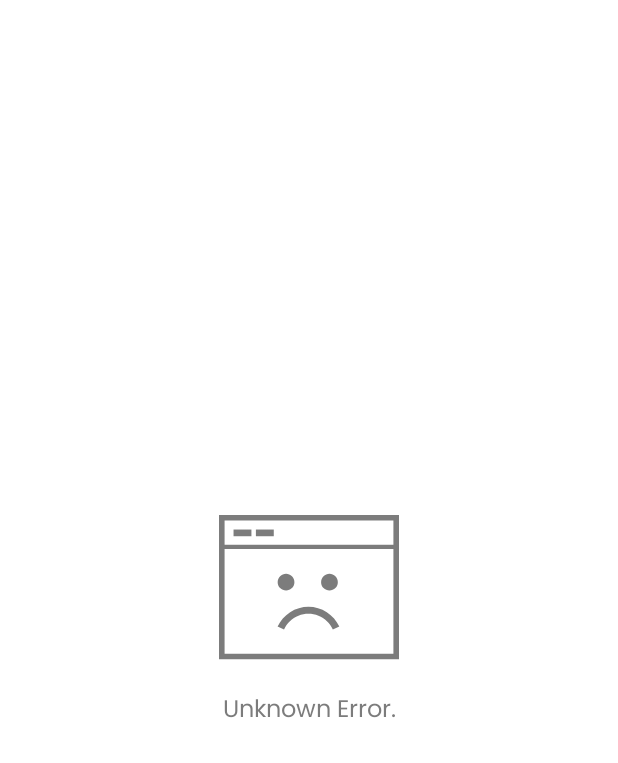
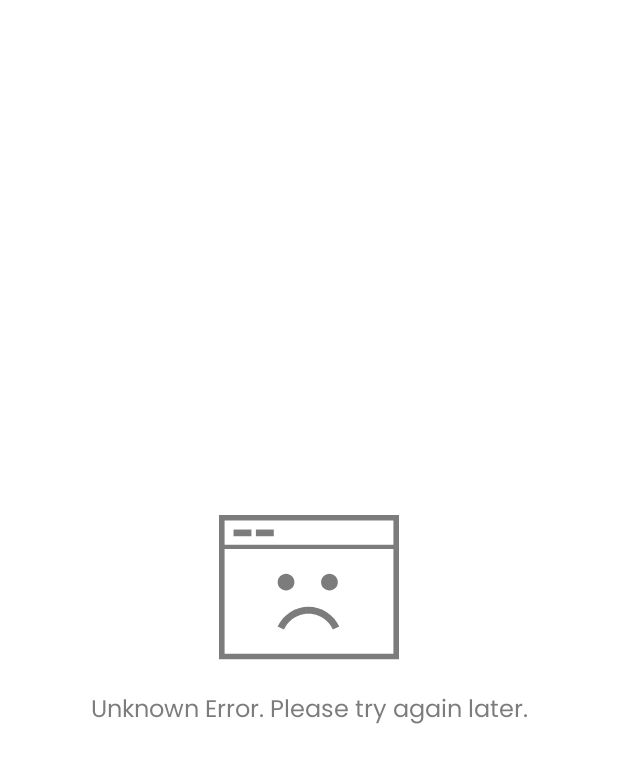
Before and after one commit to info-kareemmohamed/NewsSubscription, an Android app built with Jetpack Compose: the composable EmptyScreen shown on its own in the app's theme, on a phone screen of 412 x 824 dp. Shown: the top 763 px of the screen. Run offline under Robolectric (Android 15) with nearby library versions, the phone set to English and light mode, and no system bars; our stand-ins replace Dagger/Hilt's generated code, paging.

Commit message:
Add error messages in the string resources to handle cases such as displaying errors on the empty screen and managing no data errors from the API in the search screen.

```diff
--- a/app/src/main/java/com/example/newssubscription/news/presentation/common/ArticlesList.kt
+++ b/app/src/main/java/com/example/newssubscription/news/presentation/common/ArticlesList.kt
@@ -56,6 +56,7 @@ fun shouldDisplayArticleList(
     articles: LazyPagingItems<Article>,
 ): Boolean {
     val loadState = articles.loadState
+    val context = LocalContext.current
 
     val error = listOfNotNull(
         loadState.refresh as? LoadState.Error,
@@ -69,7 +70,7 @@ fun shouldDisplayArticleList(
                 // Display a toast for non-HTTP exceptions, ignoring specific cases
                 if (error.error !is retrofit2.HttpException) {
                     Toast.makeText(
-                        LocalContext.current, parseErrorMessage(error), Toast.LENGTH_SHORT
+                        LocalContext.current, parseErrorMessage(error,context), Toast.LENGTH_SHORT
                     ).show()
                 }
                 true
--- a/app/src/main/java/com/example/newssubscription/news/presentation/common/EmptyScreen.kt
+++ b/app/src/main/java/com/example/newssubscription/news/presentation/common/EmptyScreen.kt
@@ -23,7 +23,9 @@ import androidx.compose.ui.Modifier
 import androidx.compose.ui.draw.alpha
 import androidx.compose.ui.graphics.Color.Companion.DarkGray
 import androidx.compose.ui.graphics.Color.Companion.LightGray
+import androidx.compose.ui.platform.LocalContext
 import androidx.compose.ui.res.painterResource
+import androidx.compose.ui.text.style.TextAlign
 import androidx.compose.ui.tooling.preview.Preview
 import androidx.compose.ui.unit.dp
 import androidx.paging.LoadState
@@ -33,7 +35,9 @@ import com.example.newssubscription.news.presentation.util.parseErrorMessage
 
 @Composable
 fun EmptyScreen(error: LoadState.Error? = null) {
-    val message = parseErrorMessage(error)
+    val context = LocalContext.current
+    val message = parseErrorMessage(error, context)
+
     var startAnimation by remember { mutableStateOf(false) }
     val alphaAnimation by animateFloatAsState(
         targetValue = if (startAnimation) 0.7f else 0f,
@@ -51,13 +55,18 @@ fun EmptyScreen(error: LoadState.Error? = null) {
             painter = painterResource(id = R.drawable.ic_network_error),
             contentDescription = null,
             tint = if (isSystemInDarkTheme()) LightGray else DarkGray,
-            modifier = Modifier.size(120.dp).alpha(alphaAnimation)
+            modifier = Modifier
+                .size(120.dp)
+                .alpha(alphaAnimation)
         )
         Text(
             text = message,
             style = MaterialTheme.typography.bodyMedium,
+            textAlign = TextAlign.Center,
             color = if (isSystemInDarkTheme()) LightGray else DarkGray,
-            modifier = Modifier.padding(10.dp).alpha(alphaAnimation)
+            modifier = Modifier
+                .padding(10.dp)
+                .alpha(alphaAnimation)
         )
     }
 }
--- a/app/src/main/java/com/example/newssubscription/news/presentation/util/ParseErrorMessage.kt
+++ b/app/src/main/java/com/example/newssubscription/news/presentation/util/ParseErrorMessage.kt
@@ -1,27 +1,39 @@
 package com.example.newssubscription.news.presentation.util
 
+import android.content.Context
 import androidx.paging.LoadState
+import com.example.newssubscription.R
+import retrofit2.HttpException
 import java.net.ConnectException
 import java.net.SocketTimeoutException
 import java.net.UnknownHostException
 
 
-fun parseErrorMessage(error: LoadState.Error?): String {
-    return when (error?.error) {
+fun parseErrorMessage(error: LoadState.Error?, context: Context): String {
+    return when (val exception = error?.error) {
         is SocketTimeoutException -> {
-            "Server Unavailable."
+            context.getString(R.string.error_server_unavailable)
         }
 
         is ConnectException -> {
-            "Internet Unavailable."
+            context.getString(R.string.error_internet_unavailable)
         }
 
         is UnknownHostException -> {
-            "No internet connection. Please check your connection and try again"
+            context.getString(R.string.error_no_internet_connection)
+        }
+
+        is HttpException -> {
+            when (exception.code()) {
+                426 -> context.getString(R.string.error_no_results_found)
+                404 -> context.getString(R.string.error_no_results_found)
+                204 -> context.getString(R.string.error_no_results_found)
+                else -> context.getString(R.string.error_unknown)
+            }
         }
 
         else -> {
-            "Unknown Error."
+            context.getString(R.string.error_unknown)
         }
     }
 }
--- a/app/src/main/res/values/strings.xml
+++ b/app/src/main/res/values/strings.xml
@@ -76,4 +76,11 @@
     <string name="service_unavailable_error">Service unavailable. Please try again later.</string>
     <string name="payment_unknown_error">An unknown error occurred. Please try again later.</string>
 
+    <!--  SearchError-->
+    <string name="error_server_unavailable">Server Unavailable.</string>
+    <string name="error_internet_unavailable">Internet Unavailable.</string>
+    <string name="error_no_internet_connection">No internet connection. Please check your connection and try again.</string>
+    <string name="error_no_results_found">No results found. Please try a different search term.</string>
+    <string name="error_unknown">Unknown Error. Please try again later.</string>
+
 </resources>
```
